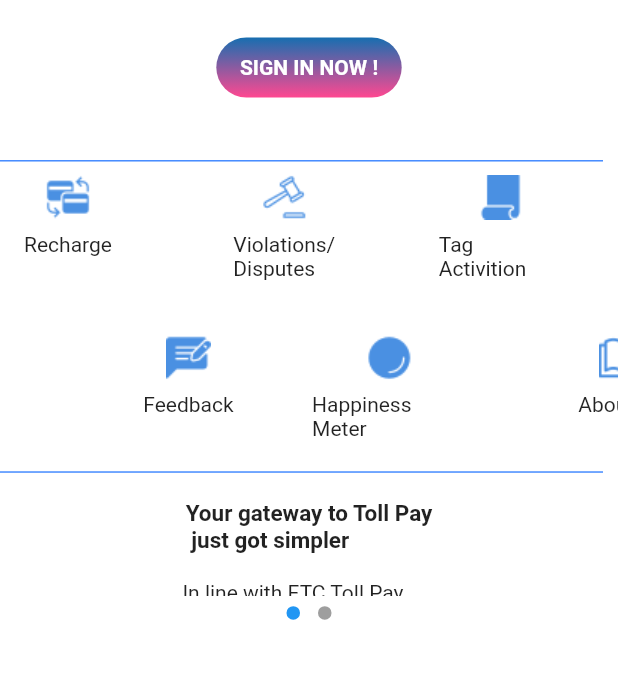
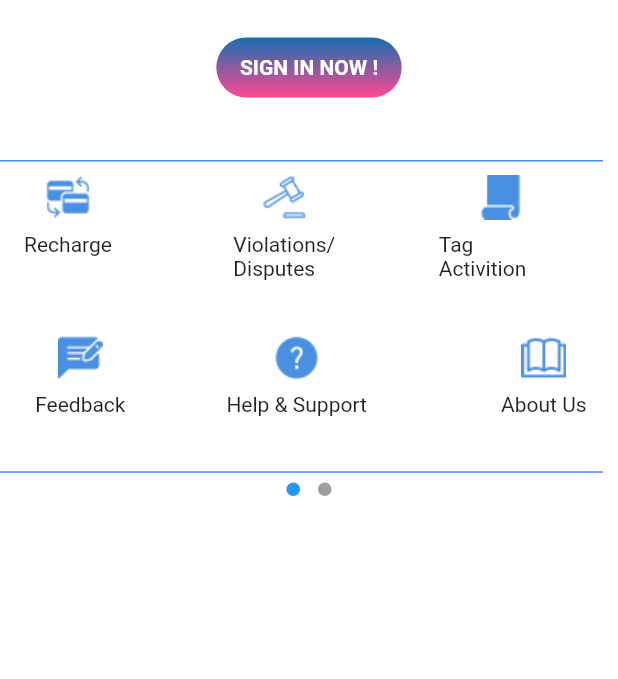
Before and after one commit to Ashik116/Pay-Toll-ETC, a Flutter app: the screen it shows after launch, on a phone screen of 412 x 824 dp, the part 494-1173 px from its top. Run offline on Flutter 3.47's test engine with Material 2 defaults, Android fonts, the phone set to English and light mode, and no system bars; drawn by our look-alikes of carousel_slider, dots_indicator; our stand-ins replace animate_do, connectivity, dropdown_search, flutter_spinkit, fluttertoast, geocoding and 4 more; missing offline and left inert: flutter_polyline_points.

Commit message:
24/04/2022

```diff
--- a/lib/Ui/homepage.dart
+++ b/lib/Ui/homepage.dart
@@ -1,4 +1,3 @@
-import 'package:carousel_slider/carousel_slider.dart';
 import 'package:dots_indicator/dots_indicator.dart';
 import 'package:flutter/material.dart';
 import 'package:toll_payetc/Animation/loading.dart';
@@ -275,29 +274,6 @@ class _HomePageState extends State<HomePage> {
                                         SizedBox(
                                           width: size.width * 0.08,
                                         ),
-                                        GestureDetector(
-                                          onTap: () {
-                                            Navigator.push(
-                                                context,
-                                                MaterialPageRoute(
-                                                    builder: (_) =>
-                                                        const Test()));
-                                          },
-                                          child: SizedBox(
-                                            height: size.height * 0.11,
-                                            width: size.width * 0.3,
-                                            child: Column(
-                                              children: [
-                                                Image.asset(
-                                                    "images/icon/help.png"),
-                                                SizedBox(
-                                                  height: size.height * 0.01,
-                                                ),
-                                                const Text("Help & Support"),
-                                              ],
-                                            ),
-                                          ),
-                                        ),
                                       ],
                                     ),
                                     SizedBox(
@@ -341,19 +317,42 @@ class _HomePageState extends State<HomePage> {
                                           },
                                           child: SizedBox(
                                             height: size.height * 0.11,
-                                            width: size.width * 0.25,
+                                            width: size.width * 0.3,
                                             child: Column(
                                               children: [
                                                 Image.asset(
-                                                    "images/icon/happy.png"),
+                                                    "images/icon/help.png"),
                                                 SizedBox(
                                                   height: size.height * 0.01,
                                                 ),
-                                                const Text("Happiness Meter"),
+                                                const Text("Help & Support"),
                                               ],
                                             ),
                                           ),
                                         ),
+                                        // GestureDetector(
+                                        //   onTap: () {
+                                        //     Navigator.push(
+                                        //         context,
+                                        //         MaterialPageRoute(
+                                        //             builder: (_) =>
+                                        //                 const Test()));
+                                        //   },
+                                        //   child: SizedBox(
+                                        //     height: size.height * 0.11,
+                                        //     width: size.width * 0.25,
+                                        //     child: Column(
+                                        //       children: [
+                                        //         Image.asset(
+                                        //             "images/icon/happy.png"),
+                                        //         SizedBox(
+                                        //           height: size.height * 0.01,
+                                        //         ),
+                                        //         const Text("Happiness Meter"),
+                                        //       ],
+                                        //     ),
+                                        //   ),
+                                        // ),
                                         // GestureDetector(
                                         //   onTap: () {
                                         //     Navigator.push(
@@ -442,31 +441,31 @@ class _HomePageState extends State<HomePage> {
                           endIndent: 10,
                           color: Colors.blueAccent.shade200,
                         ),
-                        Container(
-                          height: size.height * 0.1,
-                          width: size.width,
-                          color: Colors.white10,
-                          child: CarouselSlider(
-                            items: [
-                              Center(
-                                  child: Column(
-                                children: const [
-                                  Text(
-                                    "\nYour gateway to Toll Pay\n just got simpler\n",
-                                    style: TextStyle(
-                                        fontWeight: FontWeight.bold,
-                                        fontSize: 15),
-                                  ),
-                                  //SizedBox(height: size.height*0.01,),
-                                  Text("In line with ETC Toll Pay......")
-                                ],
-                              )),
-                            ],
-                            options: CarouselOptions(
-                              autoPlay: true,
-                            ),
-                          ),
-                        ),
+                        // Container(
+                        //   height: size.height * 0.1,
+                        //   width: size.width,
+                        //   color: Colors.white10,
+                        //   child: CarouselSlider(
+                        //     items: [
+                        //       Center(
+                        //           child: Column(
+                        //         children: const [
+                        //           Text(
+                        //             "\nYour gateway to Toll Pay\n just got simpler\n",
+                        //             style: TextStyle(
+                        //                 fontWeight: FontWeight.bold,
+                        //                 fontSize: 15),
+                        //           ),
+                        //           //SizedBox(height: size.height*0.01,),
+                        //           Text("In line with ETC Toll Pay......")
+                        //         ],
+                        //       )),
+                        //     ],
+                        //     options: CarouselOptions(
+                        //       autoPlay: true,
+                        //     ),
+                        //   ),
+                        // ),
                         const SizedBox(
                           height: 0.5,
                         ),
--- a/lib/Units/palate.dart
+++ b/lib/Units/palate.dart
@@ -46,7 +46,10 @@ class _PalateState extends State<Palate> {
             ],
           ),
           const TextField(
-            decoration: InputDecoration(labelText: "Mobile Number"),
+            keyboardType: TextInputType.numberWithOptions(),
+            decoration: InputDecoration(
+              labelText: "Mobile Number",
+            ),
           ),
           SizedBox(
             height: size.height * 0.1,
--- a/pubspec.yaml
+++ b/pubspec.yaml
@@ -60,6 +60,7 @@ dependencies:
   flutter_polyline_points: ^1.0.0
   dropdown_search: ^2.0.1
   fl_chart: ^0.45.0
+  fluttertoast: ^8.0.9
 
 flutter_icons:
   image_path: "images/logo.png"
```
Also changed, not shown: lib/Ui/sign_up.dart (+67 -5 lines), lib/Units/recharge_profile.dart (+5 -5 lines), pubspec.lock.
